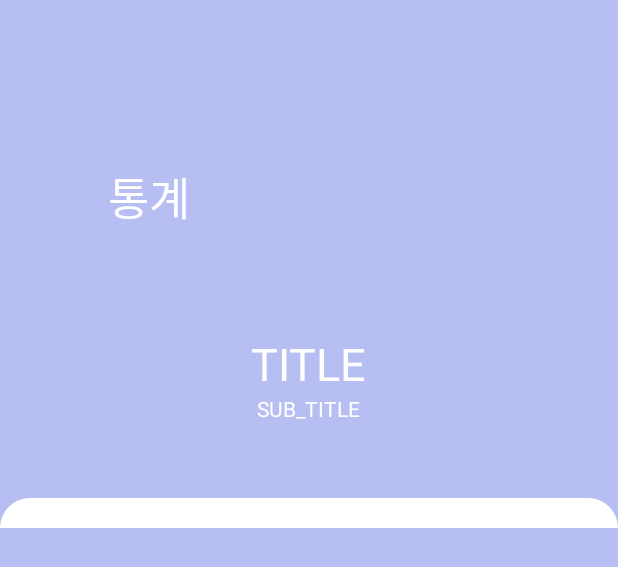
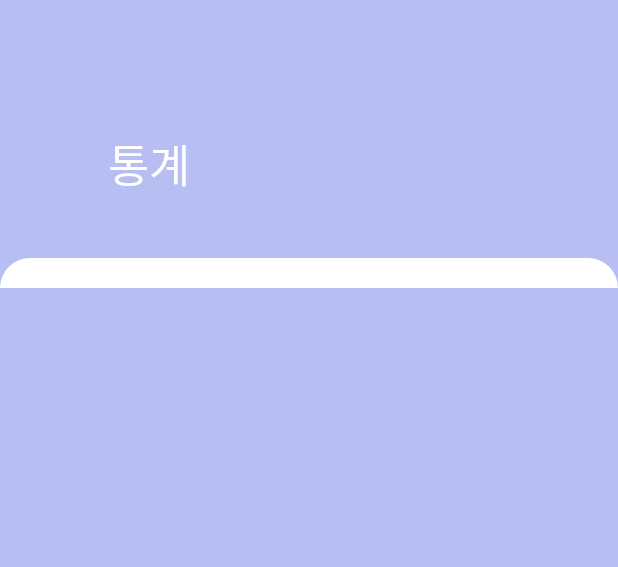
Before and after one commit to EVAN96KWON/Every-code, an Android app: the layout activity_analysis.xml on its own in the app's theme, with its tools: preview values and no code run, on a phone screen of 412 x 824 dp. Shown: the top 567 px of the screen. Run offline under Robolectric (Android 15) with nearby library versions, the phone set to English and light mode, and no system bars.

```diff
--- a/app/src/main/java/kr/ac/kumoh/s20170419/everydaymath/AnalysisActivity.kt
+++ b/app/src/main/java/kr/ac/kumoh/s20170419/everydaymath/AnalysisActivity.kt
@@ -53,8 +53,7 @@ class AnalysisActivity : AppCompatActivity() {
         val userProblemsNums = sps.getString("user_problems_nums", "")
         val appTheme = sps.getBoolean("app_theme", false)
 
-        view.title.text = "${userNickname}님의 분석 결과에요 \uD83D\uDD75"
-        view.subTitle.text = "${userGrade}, ${userProblemsNums}문제"
+        supportActionBar?.title = "${userNickname}님의 분석 결과에요 \uD83D\uDD75"
     }
 
     override fun onOptionsItemSelected(item: MenuItem): Boolean {
--- a/app/src/main/java/kr/ac/kumoh/s20170419/everydaymath/AnalysisChartAdapter.kt
+++ b/app/src/main/java/kr/ac/kumoh/s20170419/everydaymath/AnalysisChartAdapter.kt
@@ -33,7 +33,6 @@ class AnalysisChartAdapter(
 
     override fun onBindViewHolder(holder: ChartViewHolder, position: Int) {
         if(position < dataSet.size) {
-//            holder.number.text = dataSet[position].toString()
             val entryList = mutableListOf<BarEntry>()
             // 여기서 엔트리 리스트 작성
             when (position) {
@@ -81,10 +80,12 @@ class AnalysisChartAdapter(
                             return labels[value.toInt()]
                         }
                     }
+                    holder.divider.visibility = View.GONE
                 }
 
                 else -> {
                     holder.title.text = "나머지"
+                    holder.divider.visibility = View.GONE
                 }
             }
             initChart(holder, entryList)
@@ -148,5 +149,6 @@ class AnalysisChartAdapter(
     inner class ChartViewHolder(itemView: View) : RecyclerView.ViewHolder(itemView) {
         val title = itemView.findViewById(R.id.chart_title) as TextView
         val barChart = itemView.findViewById(R.id.bar_chart) as BarChart
+        val divider = itemView.findViewById(R.id.divider) as View
     }
 }
--- a/app/src/main/res/layout/activity_analysis.xml
+++ b/app/src/main/res/layout/activity_analysis.xml
@@ -19,7 +19,8 @@
             android:layout_width="match_parent"
             android:layout_height="match_parent"
             app:expandedTitleMarginStart="72dp"
-            app:expandedTitleMarginBottom="28dp"
+            app:expandedTitleMarginTop="50dp"
+            app:expandedTitleMarginBottom="50dp"
             app:expandedTitleTextAppearance="@style/TextAppearance.App.CollapsingToolbar.Expanded"
             app:collapsedTitleTextAppearance="@style/TextAppearance.App.CollapsingToolbar.Collapsed"
             app:layout_scrollFlags="scroll|enterAlwaysCollapsed|snap">
@@ -43,26 +44,6 @@
             android:layout_width="match_parent"
             android:layout_height="match_parent"
             android:orientation="vertical">
-            <LinearLayout
-                android:layout_width="match_parent"
-                android:layout_height="wrap_content"
-                android:orientation="vertical"
-                android:gravity="center"
-                android:layout_marginVertical="50sp">
-                <TextView
-                    android:id="@+id/title"
-                    android:layout_width="wrap_content"
-                    android:layout_height="wrap_content"
-                    android:text="TITLE"
-                    android:textSize="30sp"
-                    android:textColor="@color/white"/>
-                <TextView
-                    android:id="@+id/sub_title"
-                    android:layout_width="wrap_content"
-                    android:layout_height="wrap_content"
-                    android:text="SUB_TITLE"
-                    android:textColor="@color/white"/>
-            </LinearLayout>
             <View
                 android:layout_width="0dp"
                 android:layout_height="0dp"
--- a/app/src/main/res/layout/activity_main.xml
+++ b/app/src/main/res/layout/activity_main.xml
@@ -91,7 +91,7 @@
                 <View
                     android:layout_width="match_parent"
                     android:layout_height="1dp"
-                    android:background="#A5A5A5"
+                    android:background="#A5A5A5A5"
                     android:layout_marginHorizontal="13sp" />
                 <com.github.mikephil.charting.charts.BarChart
                     android:id="@+id/bar_chart"
--- a/app/src/main/res/values/type.xml
+++ b/app/src/main/res/values/type.xml
@@ -2,11 +2,13 @@
 <resources>
     <style name="TextAppearance.App.CollapsingToolbar.Expanded" parent="TextAppearance.MaterialComponents.Headline5">
         <item name="android:textColor">?attr/colorOnPrimary</item>
-        <item name="android:textSize">30dp</item>
+        <item name="android:textAlignment">center</item>
+        <item name="android:textSize">30sp</item>
     </style>
 
     <style name="TextAppearance.App.CollapsingToolbar.Collapsed" parent="TextAppearance.MaterialComponents.Headline6">
         <item name="android:textColor">?attr/colorOnPrimary</item>
-        <item name="android:textSize">20dp</item>
+        <item name="android:textAlignment">center</item>
+        <item name="android:textSize">20sp</item>
     </style>
 </resources>
```
Also changed, not shown: app/src/main/java/kr/ac/kumoh/s20170419/everydaymath/ResultActivity.kt (+24 -0 lines), app/src/main/res/layout/activity_result.xml (+79 -2 lines), app/src/main/res/layout/item_chart.xml (+7 -5 lines).
